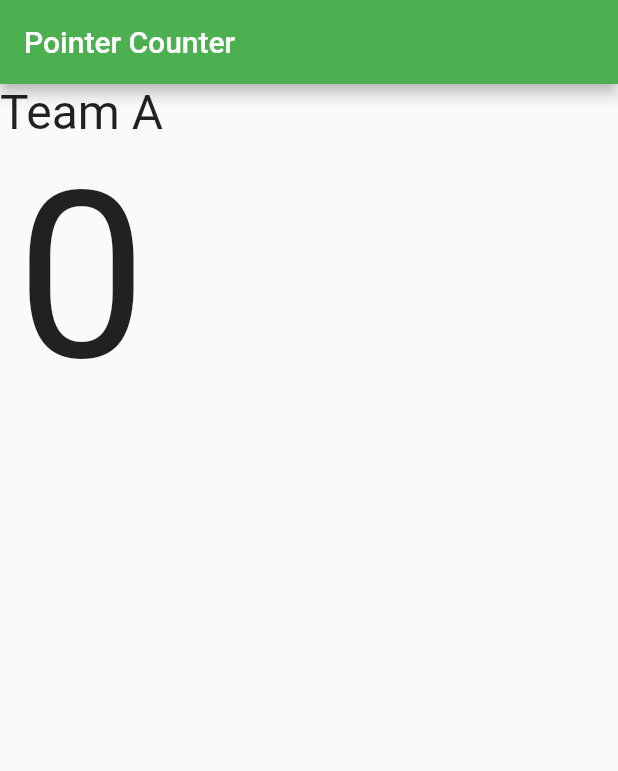
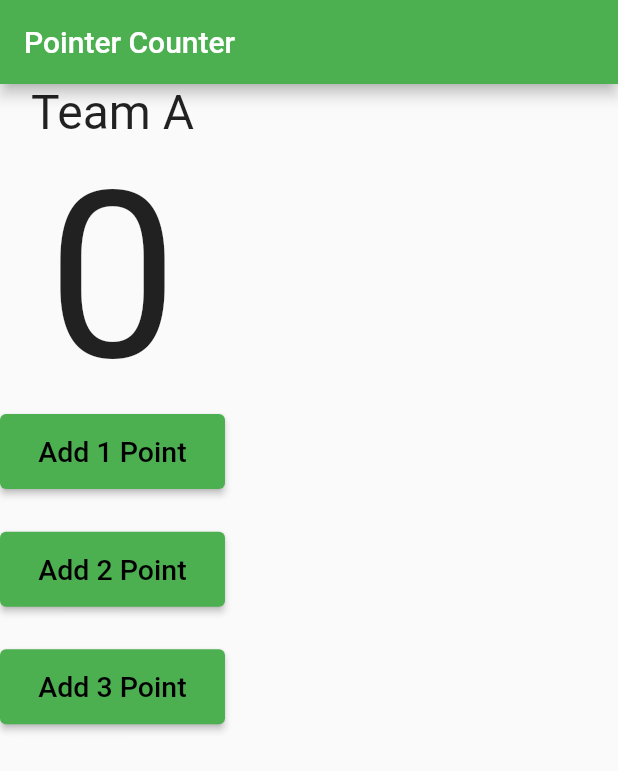
Before and after one commit to MOoRoshdy/FLUTTER_PROJECTS_APP, a Flutter app: the screen it shows after launch, on a phone screen of 412 x 824 dp. Shown: the top 771 px of the screen. Run offline on Flutter 3.47's test engine with Material 2 defaults, Android fonts, the phone set to English and light mode, and no system bars.

Commit message:
make elevated button and spacer widget

```diff
--- a/basketball/lib/main.dart
+++ b/basketball/lib/main.dart
@@ -25,6 +25,42 @@ class BasketBall extends StatelessWidget {
             Text(
               '0',
               style: TextStyle(fontSize: 155),
+            ),
+            ElevatedButton(
+              style: ElevatedButton.styleFrom(
+                  primary: Colors.green, minimumSize: Size(150, 50)),
+              onPressed: () {},
+              child: Text(
+                'Add 1 Point',
+                style: TextStyle(fontSize: 19, color: Colors.black),
+              ),
+            ),
+            const Spacer(
+              flex: 1,
+            ),
+            ElevatedButton(
+              style: ElevatedButton.styleFrom(
+                  primary: Colors.green, minimumSize: Size(150, 50)),
+              onPressed: () {},
+              child: Text(
+                'Add 2 Point',
+                style: TextStyle(fontSize: 19, color: Colors.black),
+              ),
+            ),
+            const Spacer(
+              flex: 1,
+            ),
+            ElevatedButton(
+              style: ElevatedButton.styleFrom(
+                  primary: Colors.green, minimumSize: Size(150, 50)),
+              onPressed: () {},
+              child: Text(
+                'Add 3 Point',
+                style: TextStyle(fontSize: 19, color: Colors.black),
+              ),
+            ),
+            const Spacer(
+              flex: 12,
             )
           ],
         ),
```
